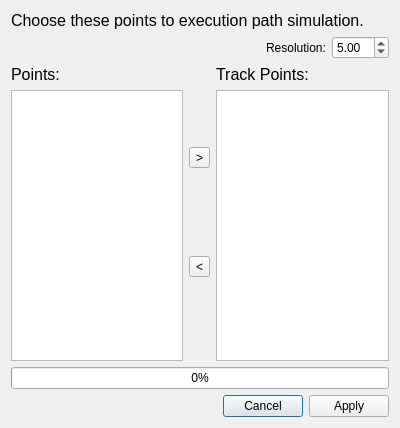
Before: the Qt Designer form core/simulate/run_Path_Track.ui in KmolYuan/Pyslvs-UI, drawn with Qt 5.
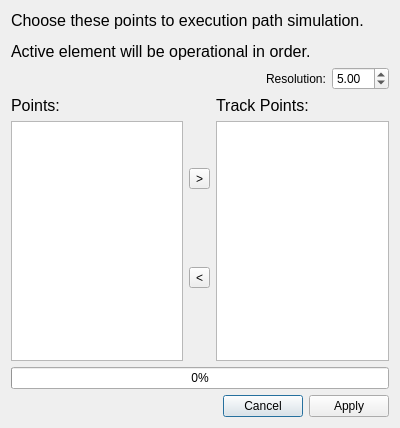
After: the same form once the commit is applied. Icons and pictures are not drawn.

Diff of the .ui file:
```diff
--- a/core/simulate/run_Path_Track.ui
+++ b/core/simulate/run_Path_Track.ui
@@ -39,7 +39,7 @@
    <item>
     <widget class="QLabel" name="label">
      <property name="text">
-      <string>&lt;html&gt;&lt;head/&gt;&lt;body&gt;&lt;p&gt;&lt;span style=&quot; font-size:12pt;&quot;&gt;Choose these points to execution path simulation.&lt;/span&gt;&lt;/p&gt;&lt;/body&gt;&lt;/html&gt;</string>
+      <string>&lt;html&gt;&lt;head/&gt;&lt;body&gt;&lt;p&gt;&lt;span style=&quot; font-size:12pt;&quot;&gt;Choose these points to execution path simulation.&lt;/span&gt;&lt;/p&gt;&lt;p&gt;&lt;span style=&quot; font-size:12pt;&quot;&gt;Active element will be operational in order.&lt;/span&gt;&lt;/p&gt;&lt;/body&gt;&lt;/html&gt;</string>
      </property>
      <property name="textFormat">
       <enum>Qt::RichText</enum>
```
